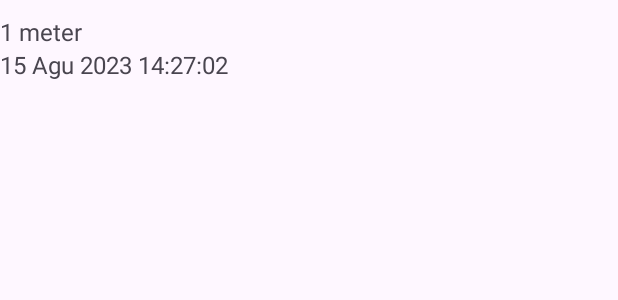
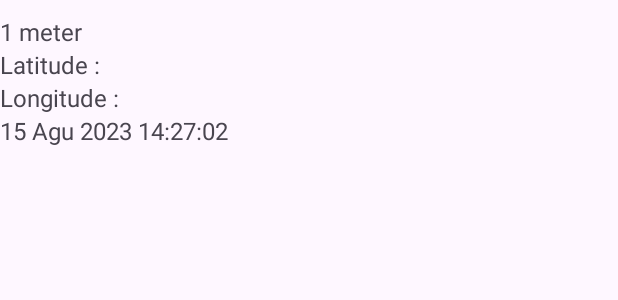
Before and after one commit to Almasyriqi/FirebaseLocalSyncApp, an Android app: the layout layout_listview.xml on its own in the app's theme, with its tools: preview values and no code run, on a phone screen of 412 x 824 dp. Shown: the top 300 px of the screen. Run offline under Robolectric (Android 15) with nearby library versions, the phone set to English and light mode, and no system bars.

Commit message:
Menambahkan latitude dan longitude

```diff
--- a/app/src/main/AndroidManifest.xml
+++ b/app/src/main/AndroidManifest.xml
@@ -4,6 +4,8 @@
 
     <uses-permission android:name="android.permission.INTERNET" />
     <uses-permission android:name="android.permission.ACCESS_NETWORK_STATE" />
+    <uses-permission android:name="android.permission.ACCESS_FINE_LOCATION" />
+    <uses-permission android:name="android.permission.ACCESS_COARSE_LOCATION" />
 
     <application
         android:allowBackup="true"
--- a/app/src/main/java/com/example/loginfirebaseee/listview_inputdata.java
+++ b/app/src/main/java/com/example/loginfirebaseee/listview_inputdata.java
@@ -22,9 +22,13 @@ public class listview_inputdata extends ArrayAdapter {
         LayoutInflater inflater = context.getLayoutInflater();
         View listViewItem = inflater.inflate(R.layout.layout_listview, null, true);
         TextView textViewData = listViewItem.findViewById(R.id.textViewMeter);
+        TextView textViewLatitude = listViewItem.findViewById(R.id.textViewLatitude);
+        TextView textViewLongitude = listViewItem.findViewById(R.id.textViewLongitude);
         TextView textViewData2 = listViewItem.findViewById(R.id.textViewWaktu);
         InputData inputData = list_inputdata.get(position);
         textViewData.setText("Panjang (m) : "+inputData.getData_Data());
+        textViewLatitude.setText("Latitude : " + String.valueOf(inputData.getLatitude()));
+        textViewLongitude.setText("Longitude : " + String.valueOf(inputData.getLongitude()));
         textViewData2.setText("Timestamp : " + inputData.getFormattedTimestamp());
         return listViewItem;
     }
--- a/app/src/main/res/layout/layout_listview.xml
+++ b/app/src/main/res/layout/layout_listview.xml
@@ -13,6 +13,18 @@
         android:textSize="16sp"
         android:text="1 meter"/>
     <TextView
+        android:id="@+id/textViewLatitude"
+        android:layout_width="match_parent"
+        android:layout_height="wrap_content"
+        android:textSize="16sp"
+        android:text="Latitude : "/>
+    <TextView
+        android:id="@+id/textViewLongitude"
+        android:layout_width="match_parent"
+        android:layout_height="wrap_content"
+        android:textSize="16sp"
+        android:text="Longitude : "/>
+    <TextView
         android:id="@+id/textViewWaktu"
         android:layout_width="match_parent"
         android:layout_height="wrap_content"
```
Also changed, not shown: app/src/main/java/com/example/loginfirebaseee/InputData.java (+23 -1 lines), app/src/main/java/com/example/loginfirebaseee/MainActivity.java (+72 -2 lines).
